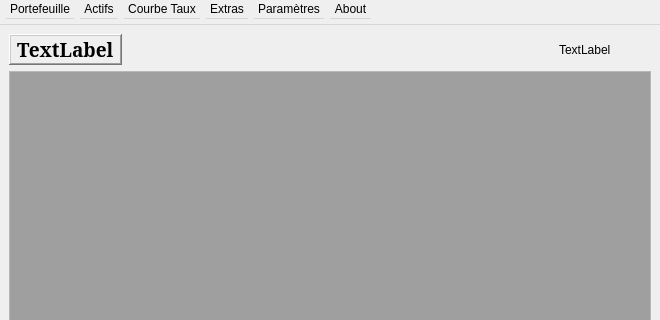
Mero89/Pricing-Application, file DPricer/presentation/Designer-Files/MDI.ui: the form before one commit; both pictures show x 0 to 660 and y 0 to 320 of the 660 by 480 pixel window.
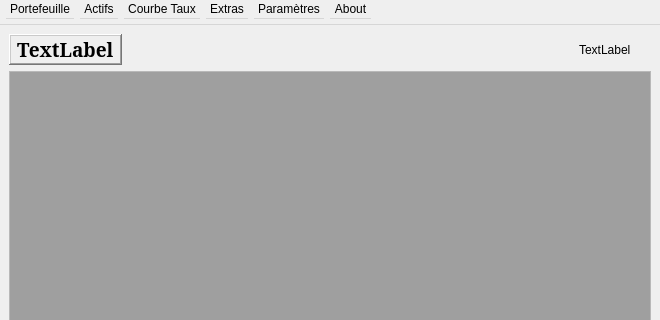
The form after the commit.

```diff
--- a/DPricer/presentation/Designer-Files/MDI.ui
+++ b/DPricer/presentation/Designer-Files/MDI.ui
@@ -77,7 +77,7 @@
         </property>
         <property name="sizeHint" stdset="0">
          <size>
-          <width>40</width>
+          <width>20</width>
           <height>20</height>
          </size>
         </property>
```
Left out of the diff: 9 changed lines with no effect on the pictures.
